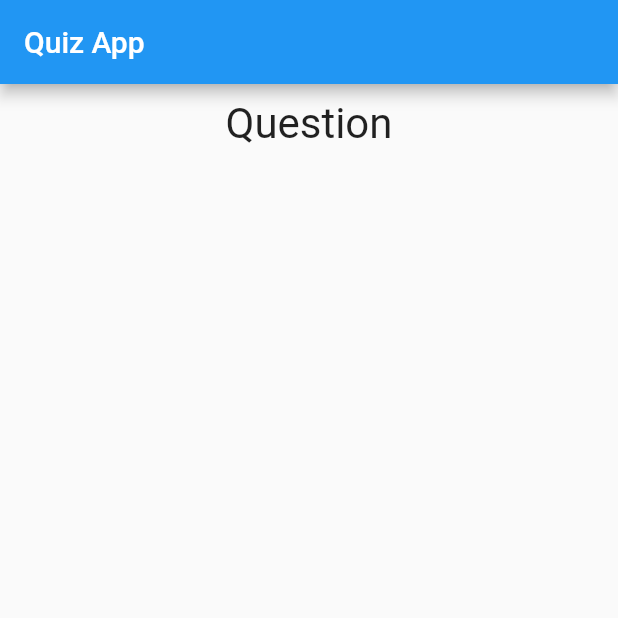
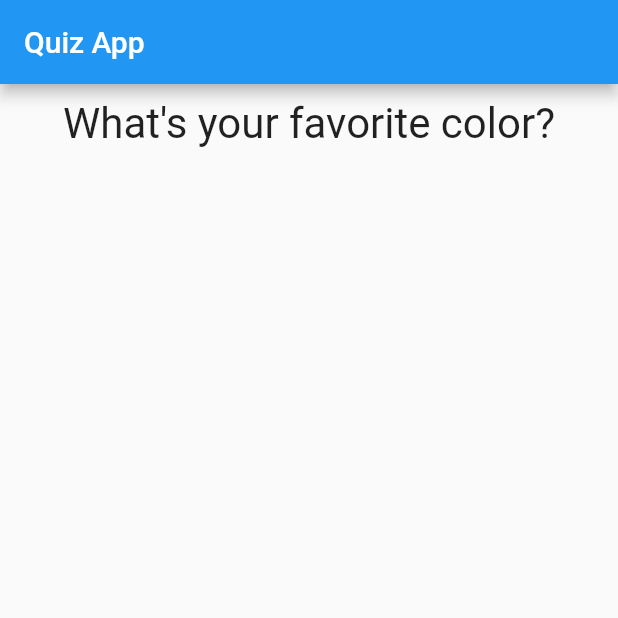
Before and after one commit to AntipenkoGleb/flutter_udemy_courses, a Flutter app: the screen it shows after launch, on a phone screen of 412 x 824 dp, the top half of it. Run offline on Flutter 3.47's test engine with Material 2 defaults, Android fonts, the phone set to English and light mode, and no system bars.

Commit message:
add app data

```diff
--- a/flutter_complete_guide/flutter_basics/lib/main.dart
+++ b/flutter_complete_guide/flutter_basics/lib/main.dart
@@ -12,6 +12,38 @@ class QuizApp extends StatefulWidget {
 }
 
 class _QuizAppState extends State<QuizApp> {
+  final _questions = const [
+    {
+      'question': 'What\'s your favorite color?',
+      'answers': [
+        {'answer': 'Black', 'score': 10},
+        {'answer': 'White', 'score': 1},
+        {'answer': 'Blue', 'score': 4},
+        {'answer': 'Red', 'score': 6},
+      ],
+    },
+    {
+      'question': 'What\'s your favorite animal?',
+      'answers': [
+        {'answer': 'Rabbit', 'score': 10},
+        {'answer': 'Snake', 'score': 1},
+        {'answer': 'Lion', 'score': 4},
+        {'answer': 'Cat', 'score': 6},
+      ],
+    },
+    {
+      'question': 'What\'s your favorite color?',
+      'answers': [
+        {'answer': 'Black', 'score': 10},
+        {'answer': 'White', 'score': 1},
+        {'answer': 'Blue', 'score': 4},
+        {'answer': 'Red', 'score': 6},
+      ],
+    },
+  ];
+
+  final _questionIndex = 0;
+
   @override
   Widget build(BuildContext context) {
     return MaterialApp(
@@ -19,7 +51,7 @@ class _QuizAppState extends State<QuizApp> {
         appBar: AppBar(title: Text('Quiz App')),
         body: Column(
           children: [
-            Question('Question'),
+            Question(_questions[_questionIndex]['question']),
           ],
         ),
       ),
```
